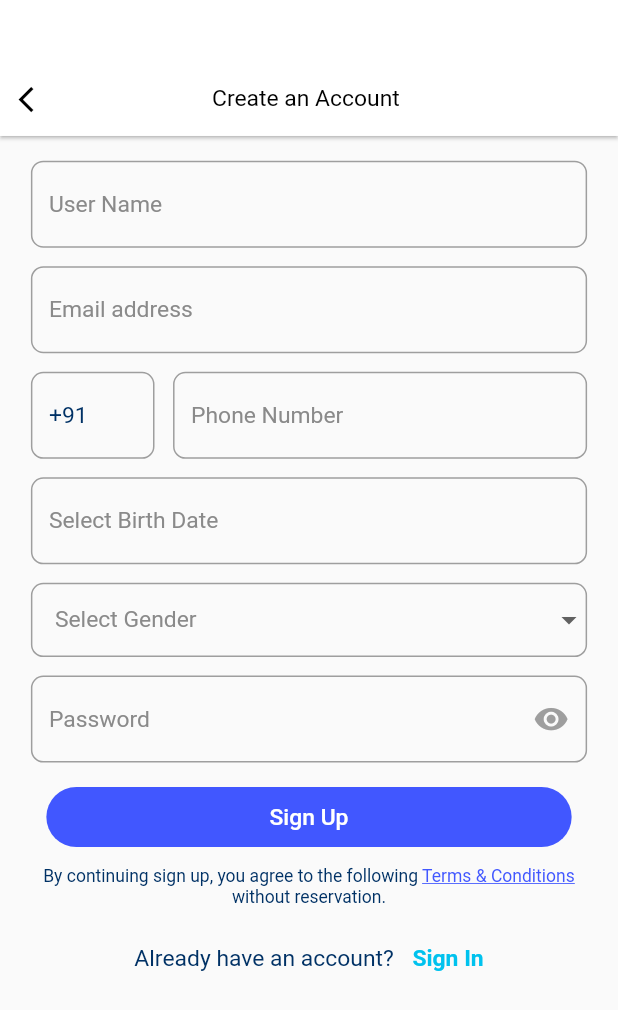
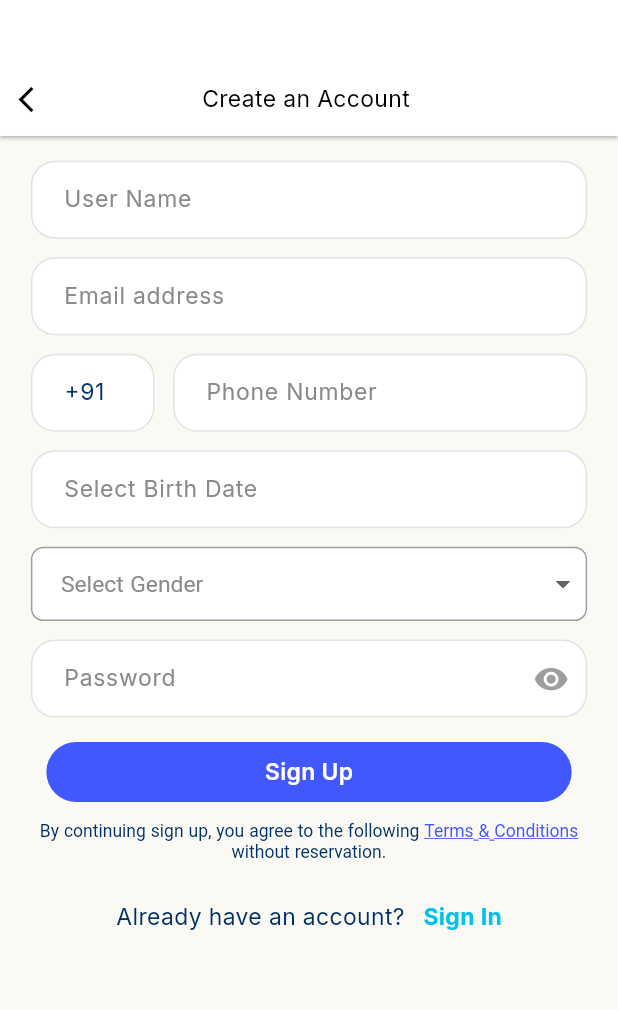
Before and after one commit to appayureze-cloud/ayurezepat, a Flutter app: the screen it shows after launch, after a tap on "Sign In", after a tap on "Sign Up", on a phone screen of 412 x 824 dp. Shown: the top 1010 px of the screen. Run offline on Flutter 3.47's test engine with Material 3 defaults, Android fonts, the phone set to English and light mode, and no system bars; our stand-ins replace cached_network_image, carousel_slider, cloud_firestore, connectivity_plus, country_picker, dio and 38 more; missing offline and left inert: agora_rtc_engine, flutter_google_maps_webservices, google_api_headers, google_places_flutter_api, pip_view, razorpay_flutter; accounts and stored records are empty; generated files the repository leaves out were written again; network calls fail.

Commit message:
Apply the Serene Herbalist calm-healthcare theme app-wide
Wires the Stitch-generated design system (lib/theme.dart: sage/
terracotta/cream palette, Inter + Newsreader via google_fonts, 16-24px
soft radii, pill buttons, gentle fade+slide page transitions) into the
root MaterialApp theme, replacing the old Palette-driven ThemeData.
Every screen built on Material defaults (buttons, cards, inputs, app
bars, chips, bottom nav) picks this up immediately with no per-screen
changes; screens using Palette.* directly for explicit colors are
unaffected and can be migrated incrementally.

Fixed CardTheme -> CardThemeData (API rename in this Flutter version)
and removed the now-unused const/Palette.dart import from main.dart.
Verified locally: flutter analyze (0 errors/warnings), dart format
(clean), flutter test (87/87 passed).

Co-Authored-By: Claude Sonnet 5 <noreply@anthropic.com>
Claude-Session: https://claude.ai/code/session_01MLoSPFh2HoyreDsU3P76CT

```diff
--- a/lib/main.dart
+++ b/lib/main.dart
@@ -13,6 +13,7 @@ import 'package:doctro_patient/FirebaseProviders/chat_provider.dart';
 import 'package:doctro_patient/FirebaseProviders/home_provider.dart';
 import 'package:doctro_patient/FirebaseProviders/setting_provider.dart';
 import 'package:doctro_patient/const/preference.dart';
+import 'package:doctro_patient/theme.dart';
 import 'package:doctro_patient/v2/ui/address/add_address.dart';
 import 'package:doctro_patient/v2/ui/address/address_list.dart';
 import 'package:doctro_patient/v2/ui/authentication/change_password.dart'
@@ -48,7 +49,6 @@ import 'package:timezone/data/latest.dart' as tz;
 import 'Chat/chatPage.dart';
 import 'VideoCall/overlay_handler.dart';
 import 'VideoCall/videoCall.dart';
-import 'const/Palette.dart';
 import 'const/prefConstatnt.dart';
 import 'firebase_options.dart';
 import 'api/retrofit_Api.dart';
@@ -564,72 +564,26 @@ class _MyAppState extends State<MyApp> {
             // },
             debugShowCheckedModeBanner: false,
             initialRoute: "/",
-            theme: ThemeData(
-              useMaterial3: false,
-              primaryColor: Palette.primary,
-              splashColor: Palette.transparent,
-              highlightColor: Palette.transparent,
-              colorScheme: ColorScheme.light(
-                primary: Palette.primary,
-                // 👈 Affects date picker header, selected date, etc.
-                onPrimary: Palette.white,
-                // 👈 Text color on selected header
-                onSurface: Palette.dark_blue, // 👈 Normal text color
-              ),
-              textButtonTheme: TextButtonThemeData(
-                style: TextButton.styleFrom(
-                  foregroundColor:
-                      Palette.primary, // 👈 Affects "Cancel" and "OK" buttons
-                ),
-              ),
+            // Serene Herbalist modern-calm-healthcare theme (lib/theme.dart),
+            // generated from the Google Stitch UI master prompt
+            // (docs/stitch-ui-master-prompt.md). Replaces the old
+            // Palette-driven ThemeData app-wide; screens that reference
+            // Palette.* directly for explicit colors are unaffected by this
+            // swap and can be migrated to AppColors.* incrementally.
+            theme: AppTheme.lightTheme.copyWith(
               tabBarTheme: TabBarThemeData(
-                labelColor: Palette.primary,
-                unselectedLabelColor: Palette.grey,
-                indicator: UnderlineTabIndicator(
-                  borderSide: BorderSide(color: Palette.primary, width: 2),
+                labelColor: AppColors.sagePrimary,
+                unselectedLabelColor: AppColors.slateTextSecondary,
+                indicator: const UnderlineTabIndicator(
+                  borderSide:
+                      BorderSide(color: AppColors.sagePrimary, width: 2),
                 ),
               ),
               textSelectionTheme: TextSelectionThemeData(
-                cursorColor: Palette.primary,
-                selectionColor: Palette.primary.withOpacity(0.4),
-                selectionHandleColor: Palette.primary,
+                cursorColor: AppColors.sagePrimary,
+                selectionColor: AppColors.sagePrimary.withOpacity(0.4),
+                selectionHandleColor: AppColors.sagePrimary,
               ),
-              elevatedButtonTheme: ElevatedButtonThemeData(
-                style: ElevatedButton.styleFrom(
-                  backgroundColor: Palette.primary,
-                ),
-              ),
-              inputDecorationTheme: InputDecorationTheme(
-                prefixIconColor: Palette.primary,
-                filled: false,
-                suffixIconColor: Palette.primary,
-                iconColor: Palette.primary,
-                hoverColor: Colors.transparent,
-                focusColor: Colors.transparent,
-                focusedBorder: OutlineInputBorder(
-                  borderRadius: BorderRadius.circular(2.w),
-                  borderSide: BorderSide(color: Palette.primary, width: 1),
-                ),
-                enabledBorder: OutlineInputBorder(
-                  borderRadius: BorderRadius.circular(2.w),
-                  borderSide: BorderSide(color: Palette.grey, width: 1),
-                ),
-                border: OutlineInputBorder(
-                  borderRadius: BorderRadius.circular(2.w),
-                  borderSide: BorderSide(color: Palette.grey, width: 1),
-                ),
-                errorBorder: OutlineInputBorder(
-                  borderRadius: BorderRadius.circular(2.w),
-                  borderSide: BorderSide(color: Palette.red, width: 1),
-                ),
-                focusedErrorBorder: OutlineInputBorder(
-                  borderRadius: BorderRadius.circular(2.w),
-                  borderSide: BorderSide(color: Palette.red, width: 1),
-                ),
-                labelStyle: TextStyle(color: Palette.primary),
-                floatingLabelStyle: TextStyle(color: Palette.primary),
-              ),
-              dialogTheme: DialogThemeData(backgroundColor: Palette.white),
             ),
             routes: {
               '/': (context) => SplashScreen(),
--- /dev/null
+++ b/lib/theme.dart
@@ -0,0 +1,514 @@
+// lib/theme.dart
+//
+// AyurEze Patient App — "Serene Herbalist" modern calm healthcare design
+// system, generated from the Google Stitch UI master prompt
+// (docs/stitch-ui-master-prompt.md) and adapted to this codebase: Inter
+// and Newsreader are loaded via google_fonts at runtime instead of
+// bundling font assets, since no font files shipped with the Stitch
+// export. See docs/stitch-ui-master-prompt.md for the design brief this
+// implements.
+import 'package:flutter/material.dart';
+import 'package:flutter/services.dart';
+import 'package:google_fonts/google_fonts.dart';
+
+// ============================================================================
+// 1. RAW COLOR PALETTE CONSTANTS
+// ============================================================================
+
+abstract class AppColors {
+  // Brand & Semantic Primary (Sage / Forest Green)
+  static const Color sagePrimary = Color(0xFF3F6F5A);
+  static const Color sageOnPrimary = Color(0xFFFFFFFF);
+  static const Color sagePrimaryContainer = Color(0xFFC0EAD6);
+  static const Color sageOnPrimaryContainer = Color(0xFF002116);
+  static const Color sagePrimarySubtle = Color(0xFFE8F5EE);
+
+  // Secondary Highlights & Attention (Turmeric Gold / Warm Terracotta)
+  static const Color terracottaSecondary = Color(0xFFC98A3E);
+  static const Color terracottaOnSecondary = Color(0xFFFFFFFF);
+  static const Color terracottaContainer = Color(0xFFFFDDB8);
+  static const Color terracottaOnContainer = Color(0xFF2B1700);
+
+  // Gentle Alerts / Urgent Care Triage (Clay / Warm Amber / Red-Flag)
+  static const Color clayAlert = Color(0xFFBA1A1A);
+  static const Color clayAlertContainer = Color(0xFFFFDAD6);
+  static const Color clayOnAlert = Color(0xFFFFFFFF);
+  static const Color clayOnAlertContainer = Color(0xFF410002);
+  static const Color amberWarning = Color(0xFFD97706);
+  static const Color amberWarningContainer = Color(0xFFFEF3C7);
+
+  // Success / Adherence (Botanical Leaf Green)
+  static const Color adherenceSuccess = Color(0xFF2E7D32);
+  static const Color adherenceSuccessContainer = Color(0xFFD7F0D8);
+
+  // Surfaces & Backgrounds (Warm Cream & Serene Neutrals)
+  static const Color creamSurface = Color(0xFFFBF9F4);
+  static const Color creamSurfaceBright = Color(0xFFFBF9F4);
+  static const Color creamSurfaceDim = Color(0xFFDCE5DD);
+  static const Color creamSurfaceLow = Color(0xFFF1F7F2);
+  static const Color creamSurfaceLowest = Color(0xFFFFFFFF);
+  static const Color creamSurfaceHigh = Color(0xFFE4EDE5);
+  static const Color creamSurfaceHighest = Color(0xFFDAE5DC);
+
+  // Text & Content Slates (Never Pure Black)
+  static const Color slateTextPrimary = Color(0xFF1B231F);
+  static const Color slateTextSecondary = Color(0xFF4A5568);
+  static const Color slateTextMuted = Color(0xFF718096);
+  static const Color slateBorder = Color(0xFFDDE5DF);
+  static const Color slateBorderSubtle = Color(0xFFEFF4F0);
+
+  // Circadian Dark Mode Palettes (Calm Night Sanctuary)
+  static const Color darkBackground = Color(0xFF131A16);
+  static const Color darkSurface = Color(0xFF18221D);
+  static const Color darkSurfaceContainer = Color(0xFF1E2B24);
+  static const Color darkSurfaceHigh = Color(0xFF24332B);
+  static const Color darkTextPrimary = Color(0xFFE6EFE9);
+  static const Color darkTextSecondary = Color(0xFFA5B4AB);
+  static const Color darkPrimary = Color(0xFF76BA9B);
+  static const Color darkPrimaryContainer = Color(0xFF234C3C);
+}
+
+// ============================================================================
+// 2. SHAPE & CORNER RADIUS TOKENS (16-24px Soft Health Language)
+// ============================================================================
+
+abstract class AppRadius {
+  static const double xs = 6.0;
+  static const double sm = 10.0;
+  static const double md = 16.0;
+  static const double lg = 20.0;
+  static const double xl = 24.0;
+  static const double pill = 999.0;
+
+  static const BorderRadius roundedSm = BorderRadius.all(Radius.circular(sm));
+  static const BorderRadius roundedMd = BorderRadius.all(Radius.circular(md));
+  static const BorderRadius roundedLg = BorderRadius.all(Radius.circular(lg));
+  static const BorderRadius roundedXl = BorderRadius.all(Radius.circular(xl));
+  static const BorderRadius roundedPill =
+      BorderRadius.all(Radius.circular(pill));
+
+  static final RoundedRectangleBorder cardShape = RoundedRectangleBorder(
+    borderRadius: roundedMd,
+    side: const BorderSide(color: AppColors.slateBorder, width: 0.8),
+  );
+
+  static const RoundedRectangleBorder sheetShape = RoundedRectangleBorder(
+    borderRadius: BorderRadius.vertical(top: Radius.circular(xl)),
+  );
+}
+
+// ============================================================================
+// 3. ELEVATION & SHADOW TOKENS (Soft, Diffuse, Non-Jarring)
+// ============================================================================
+
+abstract class AppShadows {
+  static const List<BoxShadow> subtleCard = [
+    BoxShadow(
+      color: Color(0x081B231F),
+      blurRadius: 12.0,
+      offset: Offset(0, 3),
+    ),
+  ];
+
+  static const List<BoxShadow> floatingNav = [
+    BoxShadow(
+      color: Color(0x0C1B231F),
+      blurRadius: 20.0,
+      offset: Offset(0, -4),
+    ),
+  ];
+
+  static const List<BoxShadow> activePill = [
+    BoxShadow(
+      color: Color(0x203F6F5A),
+      blurRadius: 8.0,
+      offset: Offset(0, 2),
+    ),
+  ];
+}
+
+// ============================================================================
+// 4. CUSTOM THEME EXTENSION: AYUSH & CLINICAL METRICS
+// ============================================================================
+
+class AyurEzeColorsExtension extends ThemeExtension<AyurEzeColorsExtension> {
+  final Color vataTone;
+  final Color pittaTone;
+  final Color kaphaTone;
+  final Color agniActive;
+  final Color quietHoursBanner;
+  final Color verifiedBadge;
+
+  const AyurEzeColorsExtension({
+    required this.vataTone,
+    required this.pittaTone,
+    required this.kaphaTone,
+    required this.agniActive,
+    required this.quietHoursBanner,
+    required this.verifiedBadge,
+  });
+
+  @override
+  AyurEzeColorsExtension copyWith({
+    Color? vataTone,
+    Color? pittaTone,
+    Color? kaphaTone,
+    Color? agniActive,
+    Color? quietHoursBanner,
+    Color? verifiedBadge,
+  }) {
+    return AyurEzeColorsExtension(
+      vataTone: vataTone ?? this.vataTone,
+      pittaTone: pittaTone ?? this.pittaTone,
+      kaphaTone: kaphaTone ?? this.kaphaTone,
+      agniActive: agniActive ?? this.agniActive,
+      quietHoursBanner: quietHoursBanner ?? this.quietHoursBanner,
+      verifiedBadge: verifiedBadge ?? this.verifiedBadge,
+    );
+  }
+
+  @override
+  AyurEzeColorsExtension lerp(
+    ThemeExtension<AyurEzeColorsExtension>? other,
+    double t,
+  ) {
+    if (other is! AyurEzeColorsExtension) return this;
+    return AyurEzeColorsExtension(
+      vataTone: Color.lerp(vataTone, other.vataTone, t)!,
+      pittaTone: Color.lerp(pittaTone, other.pittaTone, t)!,
+      kaphaTone: Color.lerp(kaphaTone, other.kaphaTone, t)!,
+      agniActive: Color.lerp(agniActive, other.agniActive, t)!,
+      quietHoursBanner:
+          Color.lerp(quietHoursBanner, other.quietHoursBanner, t)!,
+      verifiedBadge: Color.lerp(verifiedBadge, other.verifiedBadge, t)!,
+    );
+  }
+
+  static const light = AyurEzeColorsExtension(
+    vataTone: Color(0xFF6B7280),
+    pittaTone: Color(0xFFC98A3E),
+    kaphaTone: Color(0xFF3F6F5A),
+    agniActive: Color(0xFFE2725B),
+    quietHoursBanner: Color(0xFFEBF3EE),
+    verifiedBadge: Color(0xFF2E7D32),
+  );
+
+  static const dark = AyurEzeColorsExtension(
+    vataTone: Color(0xFF9CA3AF),
+    pittaTone: Color(0xFFE5A659),
+    kaphaTone: Color(0xFF5BA487),
+    agniActive: Color(0xFFF08C78),
+    quietHoursBanner: Color(0xFF1E2B24),
+    verifiedBadge: Color(0xFF4CAF50),
+  );
+}
+
+// ============================================================================
+// 5. TYPOGRAPHY HIERARCHY (Newsreader Serif + Inter Sans, via google_fonts)
+// ============================================================================
+
+abstract class AppTypography {
+  static TextTheme textTheme(Color textColor, Color mutedColor) {
+    final base = TextTheme(
+      displayLarge: TextStyle(
+        fontSize: 32.0,
+        fontWeight: FontWeight.w600,
+        letterSpacing: -0.5,
+        height: 1.25,
+        color: textColor,
+      ),
+      displayMedium: TextStyle(
+        fontSize: 26.0,
+        fontWeight: FontWeight.w600,
+        letterSpacing: -0.3,
+        height: 1.3,
+        color: textColor,
+      ),
+      headlineLarge: TextStyle(
+        fontSize: 22.0,
+        fontWeight: FontWeight.w600,
+        height: 1.32,
+        color: textColor,
+      ),
+    );
+    final sansBase = TextTheme(
+      headlineMedium: TextStyle(
+        fontSize: 18.0,
+        fontWeight: FontWeight.w600,
+        letterSpacing: -0.2,
+        height: 1.35,
+        color: textColor,
+      ),
+      headlineSmall: TextStyle(
+        fontSize: 16.0,
+        fontWeight: FontWeight.w600,
+        height: 1.4,
+        color: textColor,
+      ),
+      titleLarge: TextStyle(
+        fontSize: 16.0,
+        fontWeight: FontWeight.w600,
+        height: 1.4,
+        color: textColor,
+      ),
+      titleMedium: TextStyle(
+        fontSize: 14.0,
+        fontWeight: FontWeight.w600,
+        letterSpacing: 0.1,
+        color: textColor,
+      ),
+      titleSmall: TextStyle(
+        fontSize: 13.0,
+        fontWeight: FontWeight.w500,
+        letterSpacing: 0.2,
+        color: mutedColor,
+      ),
+      bodyLarge: TextStyle(
+        fontSize: 15.0,
+        fontWeight: FontWeight.w400,
+        height: 1.55,
+        color: textColor,
+      ),
+      bodyMedium: TextStyle(
+        fontSize: 14.0,
+        fontWeight: FontWeight.w400,
+        height: 1.5,
+        color: textColor,
+      ),
+      bodySmall: TextStyle(
+        fontSize: 12.0,
+        fontWeight: FontWeight.w400,
+        height: 1.45,
+        color: mutedColor,
+      ),
+      labelLarge: TextStyle(
+        fontSize: 14.0,
+        fontWeight: FontWeight.w600,
+        letterSpacing: 0.2,
+        color: textColor,
+      ),
+      labelMedium: TextStyle(
+        fontSize: 12.0,
+        fontWeight: FontWeight.w600,
+        letterSpacing: 0.3,
+        color: textColor,
+      ),
+      labelSmall: TextStyle(
+        fontSize: 11.0,
+        fontWeight: FontWeight.w500,
+        letterSpacing: 0.4,
+        color: mutedColor,
+      ),
+    );
+
+    // Newsreader for large greeting/display headlines, Inter for everything
+    // else - matches the style brief ("a slightly warmer serif ... allowed
+    // only for large greeting headlines").
+    return GoogleFonts.interTextTheme(sansBase).merge(
+      GoogleFonts.newsreaderTextTheme(base),
+    );
+  }
+}
+
+// ============================================================================
+// 6. MAIN THEME DEFINITION BUILDER
+// ============================================================================
+
+class AppTheme {
+  // --------------------------------------------------------------------------
+  // Light Theme (Official Serene Herbalist Spec) - the only theme wired up
+  // for now; dark mode is left for a later pass (see
+  // docs/stitch-ui-master-prompt.md, Language & App Preferences screen,
+  // which intentionally keeps Light as the only real option today).
+  // --------------------------------------------------------------------------
+  static ThemeData get lightTheme {
+    const colorScheme = ColorScheme(
+      brightness: Brightness.light,
+      primary: AppColors.sagePrimary,
+      onPrimary: AppColors.sageOnPrimary,
+      primaryContainer: AppColors.sagePrimaryContainer,
+      onPrimaryContainer: AppColors.sageOnPrimaryContainer,
+      secondary: AppColors.terracottaSecondary,
+      onSecondary: AppColors.terracottaOnSecondary,
+      secondaryContainer: AppColors.terracottaContainer,
+      onSecondaryContainer: AppColors.terracottaOnContainer,
+      error: AppColors.clayAlert,
+      onError: AppColors.clayOnAlert,
+      errorContainer: AppColors.clayAlertContainer,
+      onErrorContainer: AppColors.clayOnAlertContainer,
+      surface: AppColors.creamSurface,
+      onSurface: AppColors.slateTextPrimary,
+      surfaceContainerLowest: AppColors.creamSurfaceLowest,
+      surfaceContainerLow: AppColors.creamSurfaceLow,
+      surfaceContainer: AppColors.creamSurface,
+      surfaceContainerHigh: AppColors.creamSurfaceHigh,
+      surfaceContainerHighest: AppColors.creamSurfaceHighest,
+      onSurfaceVariant: AppColors.slateTextSecondary,
+      outline: AppColors.slateBorder,
+      outlineVariant: AppColors.slateBorderSubtle,
+    );
+
+    return ThemeData(
+      useMaterial3: true,
+      brightness: Brightness.light,
+      colorScheme: colorScheme,
+      scaffoldBackgroundColor: AppColors.creamSurface,
+      fontFamily: GoogleFonts.inter().fontFamily,
+      textTheme: AppTypography.textTheme(
+        AppColors.slateTextPrimary,
+        AppColors.slateTextSecondary,
+      ),
+      appBarTheme: AppBarTheme(
+        backgroundColor: AppColors.creamSurface,
+        elevation: 0,
+        scrolledUnderElevation: 0,
+        centerTitle: false,
+        iconTheme: const IconThemeData(color: AppColors.sagePrimary),
+        titleTextStyle: GoogleFonts.newsreader(
+          fontSize: 20.0,
+          fontWeight: FontWeight.w600,
+          color: AppColors.slateTextPrimary,
+        ),
+        systemOverlayStyle: SystemUiOverlayStyle.dark,
+      ),
+      cardTheme: CardThemeData(
+        color: AppColors.creamSurfaceLowest,
+        elevation: 0,
+        shape: AppRadius.cardShape,
+        margin: EdgeInsets.zero,
+      ),
+      elevatedButtonTheme: ElevatedButtonThemeData(
+        style: ElevatedButton.styleFrom(
+          elevation: 0,
+          backgroundColor: AppColors.sagePrimary,
+          foregroundColor: AppColors.sageOnPrimary,
+          shape: const StadiumBorder(),
+          padding: const EdgeInsets.symmetric(horizontal: 24, vertical: 14),
+          textStyle: GoogleFonts.inter(
+            fontSize: 14,
+            fontWeight: FontWeight.w600,
+          ),
+        ),
+      ),
+      outlinedButtonTheme: OutlinedButtonThemeData(
+        style: OutlinedButton.styleFrom(
+          foregroundColor: AppColors.sagePrimary,
+          side: const BorderSide(color: AppColors.slateBorder, width: 1.2),
+          shape: const StadiumBorder(),
+          padding: const EdgeInsets.symmetric(horizontal: 20, vertical: 13),
+          textStyle: GoogleFonts.inter(
+            fontSize: 14,
+            fontWeight: FontWeight.w600,
+          ),
+        ),
+      ),
+      textButtonTheme: TextButtonThemeData(
+        style: TextButton.styleFrom(
+          foregroundColor: AppColors.sagePrimary,
+          padding: const EdgeInsets.symmetric(horizontal: 16, vertical: 8),
+          textStyle: GoogleFonts.inter(
+            fontSize: 14,
+            fontWeight: FontWeight.w600,
+          ),
+        ),
+      ),
+      inputDecorationTheme: InputDecorationTheme(
+        filled: true,
+        fillColor: AppColors.creamSurfaceLowest,
+        contentPadding:
+            const EdgeInsets.symmetric(horizontal: 18, vertical: 14),
+        border: OutlineInputBorder(
+          borderRadius: AppRadius.roundedMd,
+          borderSide: const BorderSide(color: AppColors.slateBorder),
+        ),
+        enabledBorder: OutlineInputBorder(
+          borderRadius: AppRadius.roundedMd,
+          borderSide: const BorderSide(color: AppColors.slateBorder),
+        ),
+        focusedBorder: OutlineInputBorder(
+          borderRadius: AppRadius.roundedMd,
+          borderSide:
+              const BorderSide(color: AppColors.sagePrimary, width: 1.6),
+        ),
+        errorBorder: OutlineInputBorder(
+          borderRadius: AppRadius.roundedMd,
+          borderSide: const BorderSide(color: AppColors.clayAlert, width: 1.2),
+        ),
+        hintStyle:
+            const TextStyle(color: AppColors.slateTextMuted, fontSize: 14),
+      ),
+      chipTheme: ChipThemeData(
+        backgroundColor: AppColors.creamSurfaceLow,
+        disabledColor: AppColors.creamSurfaceDim,
+        selectedColor: AppColors.sagePrimary,
+        secondarySelectedColor: AppColors.terracottaSecondary,
+        padding: const EdgeInsets.symmetric(horizontal: 12, vertical: 6),
+        labelStyle: GoogleFonts.inter(
+          fontSize: 13,
+          fontWeight: FontWeight.w500,
+          color: AppColors.slateTextPrimary,
+        ),
+        secondaryLabelStyle: const TextStyle(
+          color: AppColors.sageOnPrimary,
+          fontWeight: FontWeight.w600,
+        ),
+        shape: const StadiumBorder(
+          side: BorderSide(color: AppColors.slateBorder, width: 0.8),
+        ),
+      ),
+      bottomNavigationBarTheme: const BottomNavigationBarThemeData(
+        backgroundColor: AppColors.creamSurfaceLowest,
+        elevation: 8,
+        selectedItemColor: AppColors.sagePrimary,
+        unselectedItemColor: AppColors.slateTextSecondary,
+        type: BottomNavigationBarType.fixed,
+        selectedLabelStyle:
+            TextStyle(fontSize: 11, fontWeight: FontWeight.w600),
+        unselectedLabelStyle:
+            TextStyle(fontSize: 11, fontWeight: FontWeight.w500),
+      ),
+      dividerTheme: const DividerThemeData(
+        color: AppColors.slateBorderSubtle,
+        thickness: 1.0,
+        space: 24,
+      ),
+      pageTransitionsTheme: const PageTransitionsTheme(
+        builders: {
+          TargetPlatform.android: _CalmFadeSlidePageTransitionsBuilder(),
+          TargetPlatform.iOS: _CalmFadeSlidePageTransitionsBuilder(),
+        },
+      ),
+      extensions: const [AyurEzeColorsExtension.light],
+    );
+  }
+}
+
+/// Gentle fade + 4%-nudge slide, replacing the OS default slide/pop so
+/// every existing Navigator.push/named route keeps the "Serene Herbalist"
+/// calm motion feel without any per-screen navigation changes. See
+/// docs/stitch-ui-master-prompt.md's motion-feel brief.
+class _CalmFadeSlidePageTransitionsBuilder extends PageTransitionsBuilder {
+  const _CalmFadeSlidePageTransitionsBuilder();
+
+  @override
+  Widget buildTransitions<T>(
+    PageRoute<T> route,
+    BuildContext context,
+    Animation<double> animation,
+    Animation<double> secondaryAnimation,
+    Widget child,
+  ) {
+    final curve =
+        CurvedAnimation(parent: animation, curve: Curves.easeOutCubic);
+    return FadeTransition(
+      opacity: curve,
+      child: SlideTransition(
+        position: Tween<Offset>(
+          begin: const Offset(0.04, 0.0),
+          end: Offset.zero,
+        ).animate(curve),
+        child: child,
+      ),
+    );
+  }
+}
--- a/pubspec.yaml
+++ b/pubspec.yaml
@@ -110,6 +110,9 @@ dependencies:
   # google_maps_webservice: ^0.0.20-nullsafety.5
 
   google_sign_in: ^6.3.0
+  # Serene Herbalist design system (lib/theme.dart) loads Inter/Newsreader
+  # via Google Fonts at runtime instead of bundling font assets.
+  google_fonts: ^6.2.1
   html: ^0.15.1
   # http: ^0.13.5
   http: ^1.4.0
```
